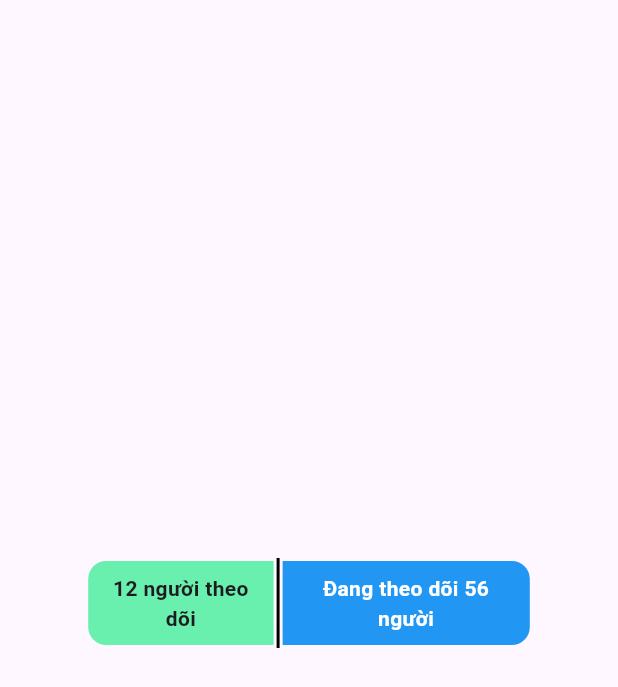
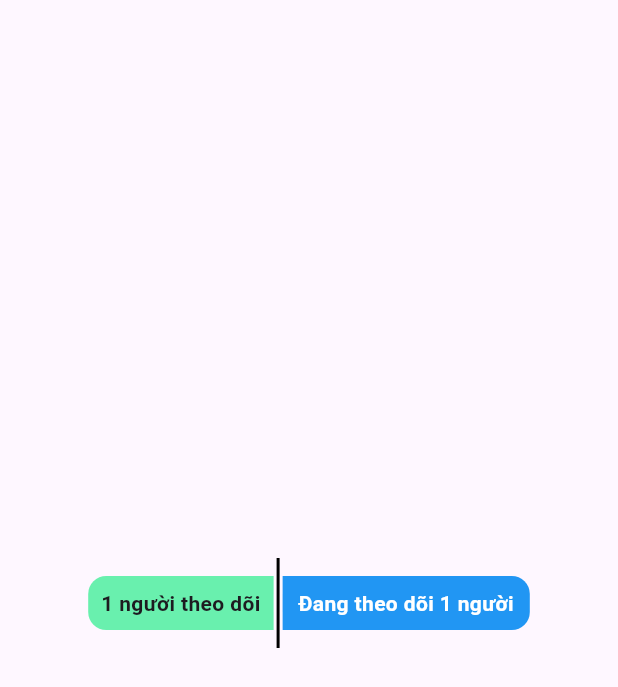
Before and after one commit to SubeoHocJava/StudyDocs_FrontEnd, a Flutter app: the Statistical widget shown alone on an empty page, opened directly, on a phone screen of 412 x 824 dp. Shown: the top 687 px of the screen. Run offline on Flutter 3.47's test engine with Material 3 defaults, Android fonts, the phone set to English and light mode, and no system bars; our stand-ins replace dotted_border, equatable, file_picker, flutter_bloc, google_fonts.

Commit message:
fix: logic profile

```diff
--- a/lib/features/profile/presentation/widget/Statistical.dart
+++ b/lib/features/profile/presentation/widget/Statistical.dart
@@ -4,7 +4,8 @@ class Statistical extends StatelessWidget {
   @override
   Widget build(BuildContext context) {
     final screenWidth = MediaQuery.of(context).size.width;
-
+    const num_follow_me=1;//số người theo dõi tôi
+    const num_me_follow=1;//số người tôi đang theo dõi
     return Container(
       width: double.infinity,
       child: Center(
@@ -27,7 +28,7 @@ class Statistical extends StatelessWidget {
                   ),
                   alignment: Alignment.center,
                   child: Text(
-                    "12 người theo dõi",
+                    num_follow_me.toString()+" người theo dõi",
                     style: TextStyle(fontSize: 14, fontWeight: FontWeight.bold),
                     textAlign: TextAlign.center,
                   ),
@@ -52,7 +53,7 @@ class Statistical extends StatelessWidget {
                   ),
                   alignment: Alignment.center,
                   child: Text(
-                    "Đang theo dõi 56 người",
+                    "Đang theo dõi "+num_me_follow.toString()+ " người",
                     style: TextStyle(fontSize: 14, fontWeight: FontWeight.bold, color: Colors.white),
                     textAlign: TextAlign.center,
                   ),
```
Also changed, not shown: lib/features/profile/presentation/screen/profile_screen.dart (+19 -14 lines), lib/features/profile/presentation/widget/BasicInfor.dart (+6 -4 lines).
